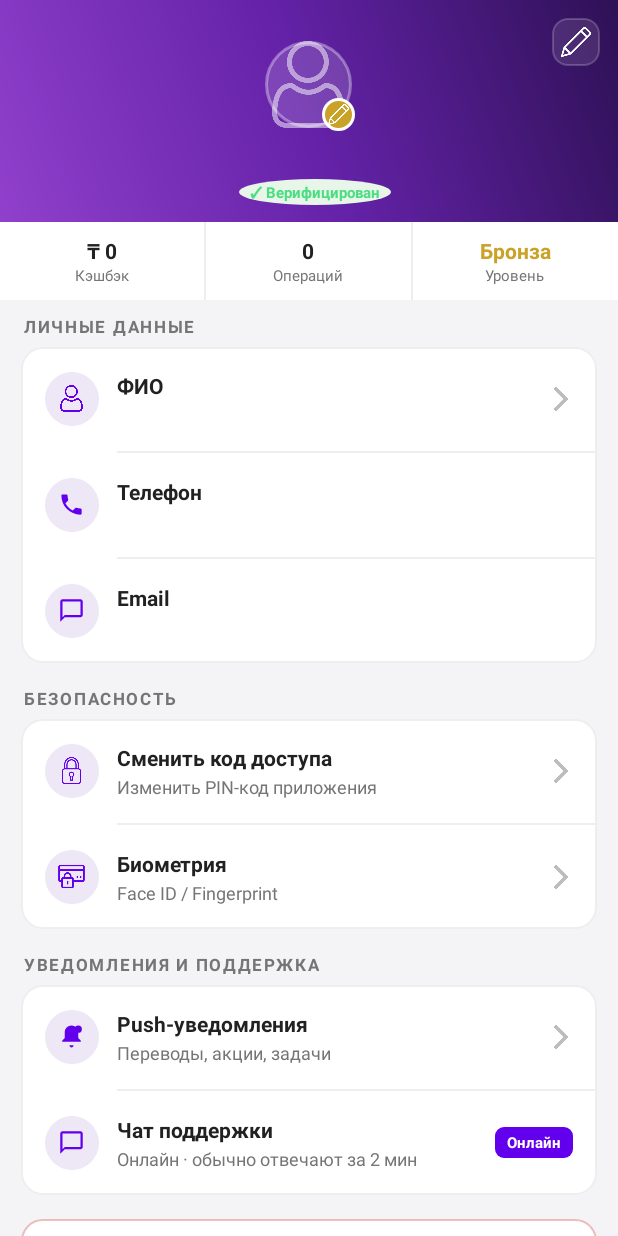
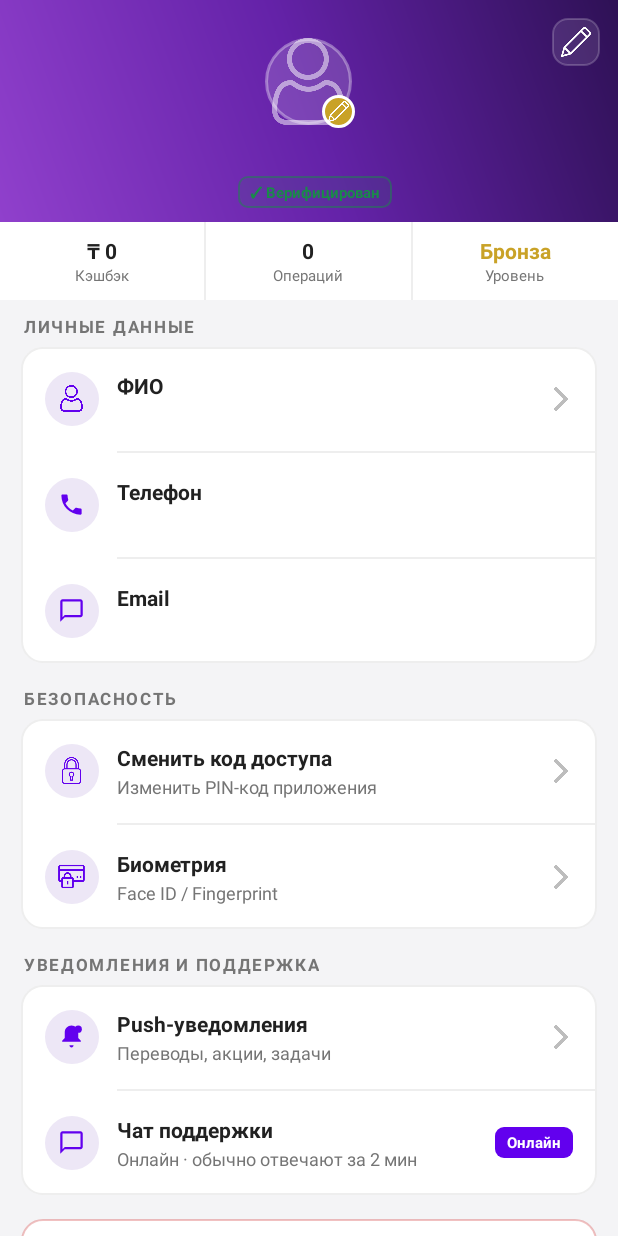
Before and after one commit to NailGareev/TumarSuperApp, an Android app: the fragment ProfileFragment shown on its own in the app's theme, on a phone screen of 412 x 824 dp. Run offline under Robolectric (Android 15) with nearby library versions, the phone set to English and light mode, and no system bars; network calls fail; pictures from the network do not load; 1 statement that could not run was skipped.

Commit message:
Style verified badge as rectangular to match section design
Replace pill-shaped oval (bg_icon_circle_green) with rectangular badge
(6dp corner radius, matching the menu card style). Added ID to the badge
TextView; ProfileFragment now dynamically switches between Верифицирован
(green) and Не верифицирован (red) based on whether profile data loaded.

https://claude.ai/code/session_01MmgkidZyZTZuBvihCVCysH

```diff
--- /dev/null
+++ b/app/src/main/res/drawable/bg_badge_unverified.xml
@@ -0,0 +1,7 @@
+<?xml version="1.0" encoding="utf-8"?>
+<shape xmlns:android="http://schemas.android.com/apk/res/android"
+    android:shape="rectangle">
+    <solid android:color="#14C62828" />
+    <stroke android:width="1dp" android:color="#60C62828" />
+    <corners android:radius="6dp" />
+</shape>
--- /dev/null
+++ b/app/src/main/res/drawable/bg_badge_verified.xml
@@ -0,0 +1,7 @@
+<?xml version="1.0" encoding="utf-8"?>
+<shape xmlns:android="http://schemas.android.com/apk/res/android"
+    android:shape="rectangle">
+    <solid android:color="#1A1A8A4A" />
+    <stroke android:width="1dp" android:color="#801A8A4A" />
+    <corners android:radius="6dp" />
+</shape>
--- a/app/src/main/res/layout/fragment_profile.xml
+++ b/app/src/main/res/layout/fragment_profile.xml
@@ -98,16 +98,17 @@
                         tools:text="+7 701 ··· ·· 88" />
 
                     <TextView
+                        android:id="@+id/text_verified_badge"
                         android:layout_width="wrap_content"
                         android:layout_height="wrap_content"
                         android:layout_marginStart="8dp"
-                        android:background="@drawable/bg_icon_circle_green"
-                        android:paddingStart="7dp"
-                        android:paddingEnd="7dp"
-                        android:paddingTop="1dp"
-                        android:paddingBottom="1dp"
+                        android:background="@drawable/bg_badge_verified"
+                        android:paddingStart="8dp"
+                        android:paddingEnd="8dp"
+                        android:paddingTop="3dp"
+                        android:paddingBottom="3dp"
                         android:text="✓ Верифицирован"
-                        android:textColor="#4ADE80"
+                        android:textColor="#1A8A4A"
                         android:textSize="10sp"
                         android:textStyle="bold" />
                 </LinearLayout>
```
Also changed, not shown: app/src/main/java/com/digitalcompany/tumarsuperapp/ProfileFragment.java (+20 -2 lines).
